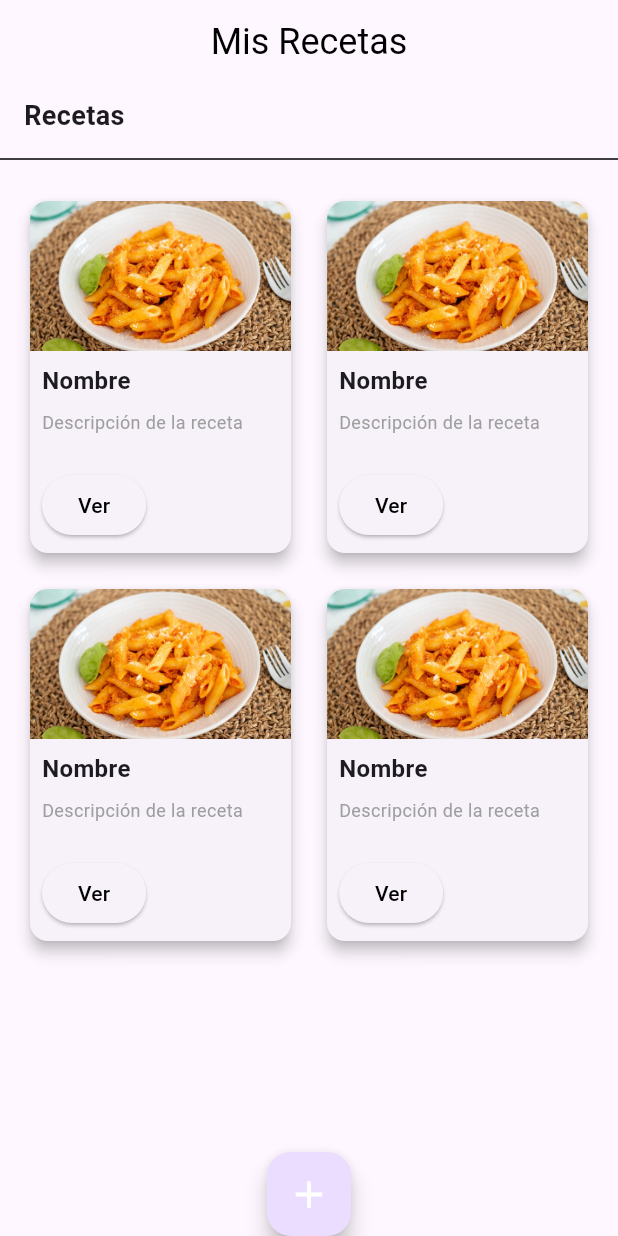
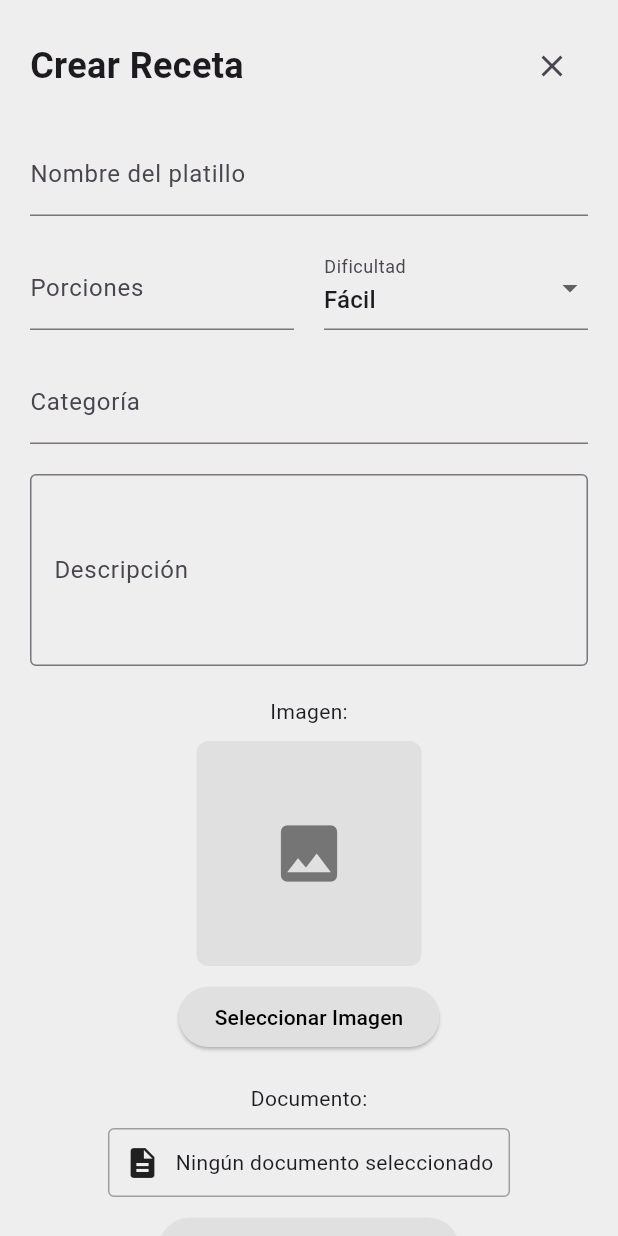
Before and after one commit to XanderEsparza/Recetario, a Flutter app: the PantallaMisRecetas screen opened directly, after a tap on the "add" icon, on a phone screen of 412 x 824 dp. Run offline on Flutter 3.47's test engine with Material 3 defaults, Android fonts, the light colour scheme and no system bars; our stand-ins replace file_picker, image_picker, persistent_bottom_nav_bar, sqflite; accounts and stored records are empty.

Commit message:
Se configuraron las interfaces para ver las recetas y agregarlas

```diff
--- a/lib/main.dart
+++ b/lib/main.dart
@@ -1,16 +1,19 @@
 import 'package:flutter/material.dart';
 import 'package:provider/provider.dart';
 import './provider/usuario_provider.dart';
+import './provider/receta_provider.dart';
 import 'ui/pantalla_bienvenida.dart';
 import './ui/pantalla_login.dart';
 import './ui/navbar.dart';
 import './ui/pantalla_registro.dart';
+import './ui/pantalla_agregar_receta.dart';
 
 void main() {
   runApp(
     MultiProvider(
       providers: [
         ChangeNotifierProvider(create: (_) => UsuarioProvider()),
+        ChangeNotifierProvider(create: (_) => RecetaProvider()),
       ],
       child: MyApp(),
     ),
@@ -30,6 +33,7 @@ class MyApp extends StatelessWidget {
         '/login': (context) => PantallaLogin(),
         '/registro': (context) => PantallaRegistro(),
         '/recetas': (context) => NavBar(),
+        '/agregarReceta': (context) => CreateRecipeScreen()
       },
     );
   }
--- a/lib/provider/receta_provider.dart
+++ b/lib/provider/receta_provider.dart
@@ -0,0 +1,30 @@
+import 'package:flutter/material.dart';
+import '../models/receta.dart';
+import '../repositorio/receta_repositorio.dart';
+
+class RecetaProvider with ChangeNotifier {
+  final RecetaRepositorio _recetaRepositorio = RecetaRepositorio();
+  List<Receta> _recetas = [];
+
+  List<Receta> get recetas => _recetas;
+
+  Future<void> obtenerRecetas() async {
+    _recetas = await _recetaRepositorio.obtenerRecetas();
+    notifyListeners();
+  }
+
+  Future<void> agregarReceta(Receta receta) async {
+    await _recetaRepositorio.agregarReceta(receta);
+    await obtenerRecetas();
+  }
+
+  Future<void> actualizarReceta(Receta receta) async {
+    await _recetaRepositorio.actualizarReceta(receta);
+    await obtenerRecetas();
+  }
+
+  Future<void> eliminarReceta(int id) async {
+    await _recetaRepositorio.eliminarReceta(id);
+    await obtenerRecetas();
+  }
+}
--- /dev/null
+++ b/lib/ui/pantalla_agregar_receta.dart
@@ -0,0 +1,298 @@
+import 'package:flutter/material.dart';
+import 'package:image_picker/image_picker.dart';
+import 'package:provider/provider.dart';
+import 'package:file_picker/file_picker.dart';
+import 'dart:io';
+import '../provider/receta_provider.dart';
+import '../provider/usuario_provider.dart';
+import '../models/receta.dart';
+
+class CreateRecipeScreen extends StatefulWidget {
+  @override
+  _CreateRecipeScreenState createState() => _CreateRecipeScreenState();
+}
+
+class _CreateRecipeScreenState extends State<CreateRecipeScreen> {
+  final _formKey = GlobalKey<FormState>();
+  String difficulty = 'Fácil';
+  File? _image;
+  File? _documento;
+  final TextEditingController _nombreController = TextEditingController();
+  final TextEditingController _porcionesController = TextEditingController();
+  final TextEditingController _categoriaController = TextEditingController();
+  final TextEditingController _descripcionController = TextEditingController();
+  final ImagePicker _picker = ImagePicker();
+
+  Future<void> _pickImage() async {
+    final pickedFile = await _picker.pickImage(source: ImageSource.gallery);
+
+    if (pickedFile != null) {
+      _image = File(pickedFile.path);
+    }
+    setState(() {});
+  }
+
+  Future<void> _pickDocument() async {
+    FilePickerResult? result = await FilePicker.platform.pickFiles(
+      type: FileType.custom,
+      allowedExtensions: ['pdf'],
+    );
+
+    if (result != null) {
+      setState(() {
+        _documento = File(result.files.single.path!);
+      });
+    }
+  }
+
+  @override
+  Widget build(BuildContext context) {
+    final usuarioProvider = Provider.of<UsuarioProvider>(context);
+    final currentUser = usuarioProvider.currentUser;
+    return Scaffold(
+      backgroundColor: Colors.white,
+      body: SingleChildScrollView(
+        child: Container(
+          decoration: BoxDecoration(
+            color: Colors.grey[200],
+            borderRadius: BorderRadius.only(
+              bottomLeft: Radius.circular(20),
+              bottomRight: Radius.circular(20),
+            ),
+          ),
+          child: Padding(
+            padding: EdgeInsets.all(20),
+            child: Form(
+              key: _formKey,
+              child: Column(
+                crossAxisAlignment: CrossAxisAlignment.start,
+                children: [
+                  Row(
+                    mainAxisAlignment: MainAxisAlignment.spaceBetween,
+                    children: [
+                      Text(
+                        'Crear Receta',
+                        style: TextStyle(
+                          fontSize: 24,
+                          fontWeight: FontWeight.bold,
+                        ),
+                      ),
+                      IconButton(
+                        icon: Icon(Icons.close),
+                        onPressed: () => Navigator.pop(context),
+                      ),
+                    ],
+                  ),
+                  SizedBox(height: 20),
+                  TextFormField(
+                    controller: _nombreController,
+                    decoration: InputDecoration(
+                      labelText: 'Nombre del platillo',
+                      border: UnderlineInputBorder(),
+                    ),
+                    validator: (value) {
+                      if (value == null || value.isEmpty) {
+                        return 'Por favor ingrese el nombre del platillo';
+                      }
+                      return null;
+                    },
+                  ),
+                  SizedBox(height: 20),
+                  Row(
+                    children: [
+                      Expanded(
+                        child: TextFormField(
+                          controller: _porcionesController,
+                          decoration: InputDecoration(
+                            labelText: 'Porciones',
+                            border: UnderlineInputBorder(),
+                          ),
+                          keyboardType: TextInputType.number,
+                          validator: (value) {
+                            if (value == null || value.isEmpty) {
+                              return 'Por favor ingrese el número de porciones';
+                            }
+                            if (int.tryParse(value) == null) {
+                              return 'Por favor ingrese un número válido';
+                            }
+                            return null;
+                          },
+                        ),
+                      ),
+                      SizedBox(width: 20),
+                      Expanded(
+                        child: DropdownButtonFormField<String>(
+                          value: difficulty,
+                          decoration: InputDecoration(
+                            labelText: 'Dificultad',
+                            border: UnderlineInputBorder(),
+                          ),
+                          items:
+                              ['Fácil', 'Medio', 'Difícil'].map((String value) {
+                            return DropdownMenuItem<String>(
+                              value: value,
+                              child: Text(value),
+                            );
+                          }).toList(),
+                          onChanged: (String? newValue) {
+                            setState(() {
+                              difficulty = newValue!;
+                            });
+                          },
+                        ),
+                      ),
+                    ],
+                  ),
+                  SizedBox(height: 20),
+                  TextFormField(
+                    controller: _categoriaController,
+                    decoration: InputDecoration(
+                      labelText: 'Categoría',
+                      border: UnderlineInputBorder(),
+                    ),
+                    validator: (value) {
+                      if (value == null || value.isEmpty) {
+                        return 'Por favor ingrese la categoría';
+                      }
+                      return null;
+                    },
+                  ),
+                  SizedBox(height: 20),
+                  TextFormField(
+                    controller: _descripcionController,
+                    maxLines: 4,
+                    decoration: InputDecoration(
+                      labelText: 'Descripción',
+                      border: OutlineInputBorder(),
+                    ),
+                    validator: (value) {
+                      if (value == null || value.isEmpty) {
+                        return 'Por favor ingrese la descripción';
+                      }
+                      return null;
+                    },
+                  ),
+                  SizedBox(height: 20),
+                  Center(
+                    child: Column(
+                      children: [
+                        Text('Imagen:'),
+                        SizedBox(height: 10),
+                        Container(
+                          width: 150,
+                          height: 150,
+                          decoration: BoxDecoration(
+                            color: Colors.grey[300],
+                            borderRadius: BorderRadius.circular(8),
+                          ),
+                          child: _image != null
+                              ? ClipRRect(
+                                  borderRadius: BorderRadius.circular(8),
+                                  child: Image.file(
+                                    _image!,
+                                    width: 150,
+                                    height: 150,
+                                    fit: BoxFit.cover,
+                                  ),
+                                )
+                              : Icon(
+                                  Icons.image,
+                                  size: 50,
+                                  color: Colors.grey[600],
+                                ),
+                        ),
+                        SizedBox(height: 10),
+                        ElevatedButton(
+                          onPressed: _pickImage,
+                          child: Text('Seleccionar Imagen'),
+                          style: ElevatedButton.styleFrom(
+                            backgroundColor: Colors.grey[300],
+                            foregroundColor: Colors.black,
+                          ),
+                        ),
+                      ],
+                    ),
+                  ),
+                  SizedBox(height: 20),
+                  Center(
+                    child: Column(
+                      children: [
+                        Text('Documento:'),
+                        SizedBox(height: 10),
+                        Container(
+                          padding: EdgeInsets.all(10),
+                          decoration: BoxDecoration(
+                            border: Border.all(color: Colors.grey),
+                            borderRadius: BorderRadius.circular(4),
+                          ),
+                          child: Row(
+                            mainAxisSize: MainAxisSize.min,
+                            children: [
+                              Icon(Icons.description),
+                              SizedBox(width: 10),
+                              Text(_documento != null
+                                  ? 'Documento seleccionado'
+                                  : 'Ningún documento seleccionado'),
+                            ],
+                          ),
+                        ),
+                        SizedBox(height: 10),
+                        ElevatedButton(
+                          onPressed: _pickDocument,
+                          child: Text('Seleccionar Documento'),
+                          style: ElevatedButton.styleFrom(
+                            backgroundColor: Colors.grey[300],
+                            foregroundColor: Colors.black,
+                          ),
+                        ),
+                      ],
+                    ),
+                  ),
+                  SizedBox(height: 20),
+                  Center(
+                    child: ElevatedButton(
+                      onPressed: () {
+                        if (_formKey.currentState!.validate()) {
+                          final receta = Receta(
+                              nombre: _nombreController.text,
+                              porciones: int.parse(_porcionesController.text),
+                              dificultad: difficulty,
+                              categoria: _categoriaController.text,
+                              descripcion: _descripcionController.text,
+                              imagen: _image!.path,
+                              documento: _documento!.path,
+                              id_usuario: currentUser?.id ?? 1);
+
+                          Provider.of<RecetaProvider>(context, listen: false)
+                              .agregarReceta(receta);
+                          ScaffoldMessenger.of(context).showSnackBar(
+                            SnackBar(
+                                content: Text('Receta agregada con éxito')),
+                          );
+                          _nombreController.clear();
+                          _porcionesController.clear();
+                          _categoriaController.clear();
+                          _descripcionController.clear();
+                          setState(() {
+                            _image = null;
+                            _documento = null;
+                          });
+                          Navigator.pop(context);
+                        }
+                      },
+                      child: Text('Crear'),
+                      style: ElevatedButton.styleFrom(
+                        minimumSize: Size(200, 40),
+                      ),
+                    ),
+                  ),
+                  SizedBox(height: 20),
+                ],
+              ),
+            ),
+          ),
+        ),
+      ),
+    );
+  }
+}
--- a/lib/ui/pantalla_login.dart
+++ b/lib/ui/pantalla_login.dart
@@ -16,17 +16,19 @@ class _PantallaLoginState extends State<PantallaLogin> {
   final _passwordController = TextEditingController();
 
   void _iniciarSesion() {
-    final usuarioProvider =
-        Provider.of<UsuarioProvider>(context, listen: false);
     if (_formKey.currentState!.validate()) {
       final usuario = _usuarioController.text;
       final password = _passwordController.text;
+
+      // Use Provider.of with listen: false to avoid rebuilds
+      final usuarioProvider =
+          Provider.of<UsuarioProvider>(context, listen: false);
 
       if (usuarioProvider.validarUsuario(usuario, password)) {
         ScaffoldMessenger.of(context).showSnackBar(
           const SnackBar(content: Text('Inicio de sesión exitoso')),
         );
-        Navigator.pushNamed(context, '/recetas');
+        Navigator.pushReplacementNamed(context, '/recetas');
       } else {
         ScaffoldMessenger.of(context).showSnackBar(
           const SnackBar(content: Text('Usuario o contraseña incorrectos')),
--- a/lib/ui/pantalla_misrecetas.dart
+++ b/lib/ui/pantalla_misrecetas.dart
@@ -1,8 +1,22 @@
 import 'package:flutter/material.dart';
+import '../ui/pantalla_agregar_receta.dart';
+import 'package:provider/provider.dart';
+import '../models/receta.dart';
+import '../provider/receta_provider.dart';
+import '../provider/usuario_provider.dart';
+import 'dart:io';
 
-class PantallaMisRecetas extends StatelessWidget {
+class PantallaMisRecetas extends StatefulWidget {
+  @override
+  _PantallaMisRecetasState createState() => _PantallaMisRecetasState();
+}
+
+class _PantallaMisRecetasState extends State<PantallaMisRecetas> {
   @override
   Widget build(BuildContext context) {
+    final usuarioProvider = Provider.of<UsuarioProvider>(context);
+    final currentUser = usuarioProvider.currentUser;
+    final recetaProvider = Provider.of<RecetaProvider>(context);
     return Scaffold(
       // backgroundColor: Colors.white,
       appBar: AppBar(
@@ -40,8 +54,11 @@ class PantallaMisRecetas extends StatelessWidget {
                 mainAxisSpacing: 16.0,
                 childAspectRatio: 3 / 4,
               ),
-              itemCount: 4, // Cambiar según el número de recetas
+              itemCount: recetaProvider
+                  .recetas.length, // Cambiar según el número de recetas
               itemBuilder: (context, index) {
+                final receta = recetaProvider.recetas[index];
+                if (receta.id_usuario == currentUser?.id) {
                   return Card(
                     shape: RoundedRectangleBorder(
                       borderRadius: BorderRadius.circular(12),
@@ -55,28 +72,28 @@ class PantallaMisRecetas extends StatelessWidget {
                           borderRadius: const BorderRadius.vertical(
                             top: Radius.circular(12),
                           ),
-                        child: Image.asset(
-                          'assets/comida.jpg',
+                          child: Image.file(
+                            File(receta.imagen),
                             height: 100,
                             width: double.infinity,
                             fit: BoxFit.cover,
                           ),
                         ),
-                      const Padding(
+                        Padding(
                           padding: EdgeInsets.all(8.0),
                           child: Text(
-                          'Nombre',
+                            receta.nombre,
                             style: TextStyle(
                               fontSize: 16,
                               fontWeight: FontWeight.bold,
                             ),
                           ),
                         ),
-                      const Padding(
+                        Padding(
                           padding: EdgeInsets.symmetric(horizontal: 8.0),
                           child: Text(
-                          'Descripción de la receta',
-                          maxLines: 2,
+                            receta.descripcion,
+                            maxLines: 1,
                             overflow: TextOverflow.ellipsis,
                             style: TextStyle(fontSize: 12, color: Colors.grey),
                           ),
@@ -98,14 +115,21 @@ class PantallaMisRecetas extends StatelessWidget {
                       ],
                     ),
                   );
+                }
               },
             ),
           ),
         ],
       ),
       floatingActionButton: FloatingActionButton(
-        onPressed: () {},
-        // backgroundColor: Colors.green,
+        onPressed: () {
+          Navigator.push(
+            context,
+            MaterialPageRoute(
+              builder: (context) => CreateRecipeScreen(),
+            ),
+          );
+        },
         child: const Icon(Icons.add, color: Colors.white, size: 30),
       ),
       floatingActionButtonLocation: FloatingActionButtonLocation.centerDocked,
--- a/pubspec.yaml
+++ b/pubspec.yaml
@@ -15,6 +15,7 @@ dependencies:
   provider: ^6.0.5
   persistent_bottom_nav_bar: ^5.0.2
   crypto: ^3.0.0
+  file_picker: ^5.3.1
 
 dev_dependencies:
   flutter_test:
```
Also changed, not shown: lib/provider/usuario_provider.dart (+14 -2 lines), lib/ui/pantalla_recetas.dart (+19 -10 lines), pubspec.lock. Lines whose indentation alone changed are shown as unchanged.
